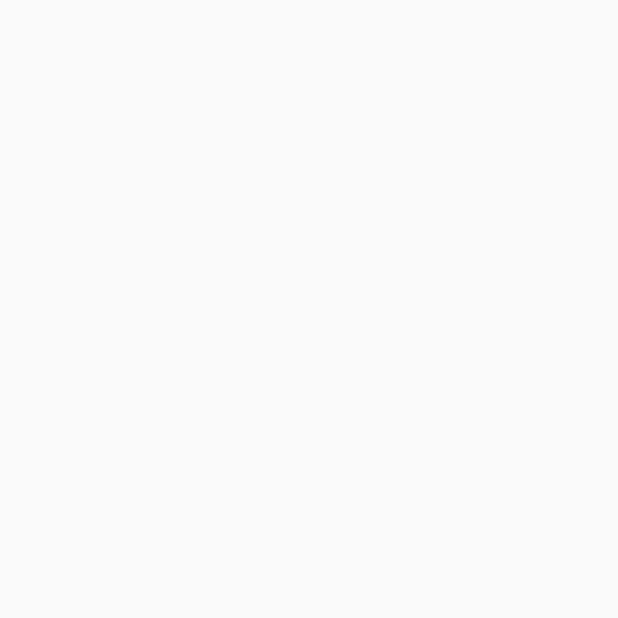
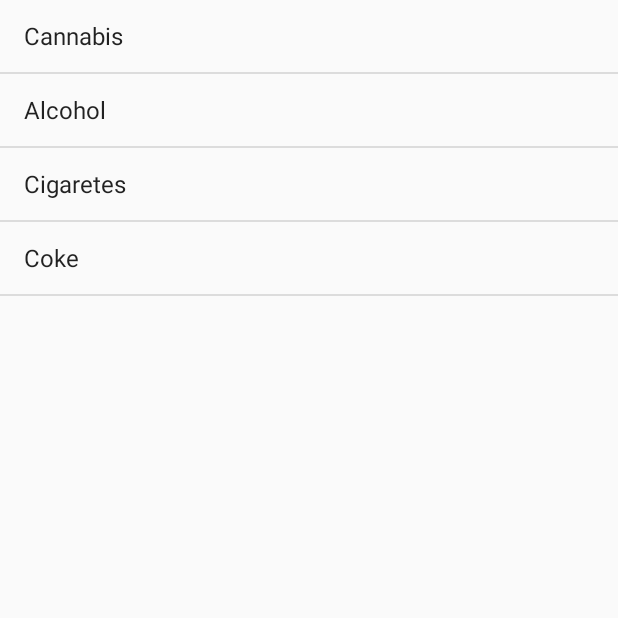
Before and after one commit to bartlomiejmont/IHShackathon, an Android app: the ListActivity screen opened directly, with no data from a screen before it, on a phone screen of 412 x 824 dp, the top half of it. Before the commit the part shown is empty. Run offline under Robolectric (Android 15) with nearby library versions, the light colour scheme and no system bars.

Commit message:
adding items to listview

```diff
--- a/app/src/main/java/com/example/narcfactsknowyoursubstance/ListActivity.java
+++ b/app/src/main/java/com/example/narcfactsknowyoursubstance/ListActivity.java
@@ -3,20 +3,48 @@ package com.example.narcfactsknowyoursubstance;
 import android.content.Intent;
 import android.os.Bundle;
 import android.support.v7.app.AppCompatActivity;
+import android.view.View;
+import android.widget.ArrayAdapter;
+
+import android.widget.ListView;
 import android.widget.TextView;
 
+import java.util.ArrayList;
+import java.util.List;
+
 public class ListActivity extends AppCompatActivity {
+
+    private ArrayList<String> items;
+    private ArrayAdapter<String> itemsAdapter;
+    private ListView lvItems;
 
     @Override
     protected void onCreate(Bundle savedInstanceState) {
         super.onCreate(savedInstanceState);
         setContentView(R.layout.activity_list);
 
-        // Get the Intent that started this activity and extract the string
-        Intent intent = getIntent();
+        String drugs [] = getResources().getStringArray(R.array.support_issues_array);
 
 
-        // Capture the layout's TextView and set the string as its text
+        lvItems = (ListView) findViewById(R.id.drugs_listview);
+        items = new ArrayList<String>();
+        itemsAdapter = new ArrayAdapter<String>(this,
+                android.R.layout.simple_list_item_1, items);
+        lvItems.setAdapter(itemsAdapter);
+
+        fillList(drugs);
+
     }
 
+    private void fillList (String[] a){
+
+        for(String x:a){
+            items.add(x);
+        }
+
+    }
+
+
+
+
 }
--- a/app/src/main/res/layout/activity_list.xml
+++ b/app/src/main/res/layout/activity_list.xml
@@ -1,6 +1,19 @@
 <?xml version="1.0" encoding="utf-8"?>
 <android.support.constraint.ConstraintLayout
-    xmlns:android="http://schemas.android.com/apk/res/android" android:layout_width="match_parent"
+    xmlns:android="http://schemas.android.com/apk/res/android"
+    android:layout_width="match_parent"
     android:layout_height="match_parent">
 
+    <LinearLayout
+        android:layout_width="match_parent"
+        android:layout_height="match_parent"
+        android:orientation="vertical">
+
+        <ListView
+            android:id="@+id/drugs_listview"
+            android:layout_width="match_parent"
+            android:layout_height="match_parent"
+            android:drawSelectorOnTop="false"
+            />
+    </LinearLayout>
 </android.support.constraint.ConstraintLayout>
--- a/app/src/main/res/values/strings.xml
+++ b/app/src/main/res/values/strings.xml
@@ -1,4 +1,12 @@
 <resources>
     <string name="app_name">NarcFactsKnowYourSubstance</string>
     <string name="donut_order_message">DJ wieli chuj</string>
+
+    <string-array name="support_issues_array">
+        <item>Cannabis</item>
+        <item>Alcohol</item>
+        <item>Cigaretes</item>
+        <item>Coke</item>
+    </string-array>
+
 </resources>
```
Also changed, not shown: 2 other files.
